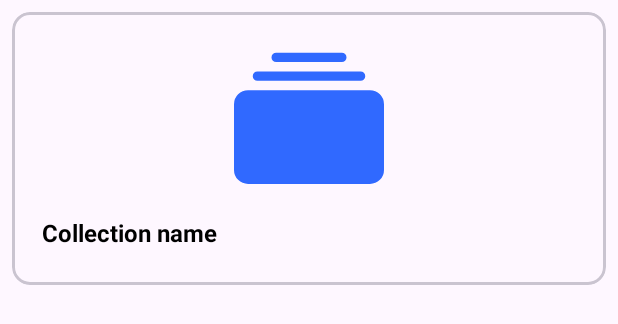
After one commit to python-college/nft-marketplace-mobile, an Android app: the layout item_collection.xml on its own in the app's theme, with its tools: preview values and no code run, on a phone screen of 412 x 824 dp. The commit adds this screen. Shown: the top 324 px of the screen. Run offline under Robolectric (Android 15) with nearby library versions, the phone set to English and light mode, and no system bars.

Commit message:
Added Collection RecyclerView

```diff
--- a/app/build.gradle.kts
+++ b/app/build.gradle.kts
@@ -37,6 +37,7 @@ android {
     }
     buildFeatures {
         viewBinding = true
+        dataBinding = true
     }
 }
 
--- a/app/src/main/AndroidManifest.xml
+++ b/app/src/main/AndroidManifest.xml
@@ -3,6 +3,7 @@
     xmlns:tools="http://schemas.android.com/tools">
 
     <uses-permission android:name="android.permission.INTERNET" />
+    <uses-permission android:name="android.permission.ACCESS_NETWORK_STATE"/>
 
     <application
         android:allowBackup="true"
--- a/app/src/main/java/ru/technosopher/nftmarketplaceapp/marketplace/data/util/Mapper.kt
+++ b/app/src/main/java/ru/technosopher/nftmarketplaceapp/marketplace/data/util/Mapper.kt
@@ -12,5 +12,6 @@ fun NftItemDto.toEntity() = NftEntity(
 fun NftCollectionDto.toEntity() = NftCollectionEntity(
     name = metadata.name,
     address = address,
-    description = metadata.description
+    description = metadata.description,
+    imageUrl = metadata.image
 )
--- a/app/src/main/java/ru/technosopher/nftmarketplaceapp/marketplace/domain/entities/NftCollectionEntity.kt
+++ b/app/src/main/java/ru/technosopher/nftmarketplaceapp/marketplace/domain/entities/NftCollectionEntity.kt
@@ -3,6 +3,6 @@ package ru.technosopher.nftmarketplaceapp.marketplace.domain.entities
 data class NftCollectionEntity(
     val name: String,
     val address: String,
-    val description: String
+    val description: String,
+    val imageUrl: String?
 )
-// TODO: Add image
--- /dev/null
+++ b/app/src/main/res/drawable/ic_collection.xml
@@ -0,0 +1,9 @@
+<vector xmlns:android="http://schemas.android.com/apk/res/android"
+    android:width="800dp"
+    android:height="800dp"
+    android:viewportWidth="16"
+    android:viewportHeight="16">
+  <path
+      android:pathData="M0,13a1.5,1.5 0,0 0,1.5 1.5h13A1.5,1.5 0,0 0,16 13L16,6a1.5,1.5 0,0 0,-1.5 -1.5h-13A1.5,1.5 0,0 0,0 6v7zM2,3a0.5,0.5 0,0 0,0.5 0.5h11a0.5,0.5 0,0 0,0 -1h-11A0.5,0.5 0,0 0,2 3zM4,1a0.5,0.5 0,0 0,0.5 0.5h7a0.5,0.5 0,0 0,0 -1h-7A0.5,0.5 0,0 0,4 1z"
+      android:fillColor="@color/primary"/>
+</vector>
--- /dev/null
+++ b/app/src/main/res/layout/item_collection.xml
@@ -0,0 +1,50 @@
+<?xml version="1.0" encoding="utf-8"?>
+<layout xmlns:android="http://schemas.android.com/apk/res/android"
+    xmlns:app="http://schemas.android.com/apk/res-auto"
+    xmlns:tools="http://schemas.android.com/tools">
+
+    <data>
+        <variable
+            name="collection"
+            type="ru.technosopher.nftmarketplaceapp.marketplace.domain.entities.NftCollectionEntity" />
+    </data>
+
+        <com.google.android.material.card.MaterialCardView
+            android:layout_width="match_parent"
+            android:layout_height="wrap_content"
+            android:layout_margin="8dp"
+            app:cardCornerRadius="12dp"
+            app:strokeWidth="2dp">
+
+            <LinearLayout
+                android:layout_width="match_parent"
+                android:layout_height="match_parent"
+                android:layout_marginVertical="16dp"
+                android:padding="8dp"
+                android:orientation="vertical" >
+                <!--  TODO: Add default image              -->
+                <com.google.android.material.imageview.ShapeableImageView
+                    android:id="@+id/iv_collection"
+                    android:layout_width="match_parent"
+                    android:layout_height="100dp"
+                    app:imageUrl="@{collection.imageUrl}"
+                    android:layout_marginHorizontal="4dp"
+                    tools:srcCompat="@drawable/ic_collection"/>
+
+                <TextView
+                    android:id="@+id/tv_name"
+                    android:layout_width="wrap_content"
+                    android:layout_height="wrap_content"
+                    android:layout_marginHorizontal="12dp"
+                    android:layout_marginTop="12dp"
+                    android:textColor="@color/black"
+                    android:textSize="16sp"
+                    android:textStyle="bold"
+                    android:text="@{collection.name}"
+                    tools:text="Collection name"/>
+
+            </LinearLayout>
+
+        </com.google.android.material.card.MaterialCardView>
+
+</layout>
--- a/app/src/main/res/values/colors.xml
+++ b/app/src/main/res/values/colors.xml
@@ -2,4 +2,5 @@
 <resources>
     <color name="black">#FF000000</color>
     <color name="white">#FFFFFFFF</color>
+    <color name="primary">#3069FF</color>
 </resources>
```
Also changed, not shown: app/src/main/java/ru/technosopher/nftmarketplaceapp/marketplace/data/repository/MarketplaceRepositoryImpl.kt (+7 -5 lines), app/src/main/java/ru/technosopher/nftmarketplaceapp/marketplace/ui/adapter/NftAdapter.kt (added, +55 -0 lines), app/src/main/java/ru/technosopher/nftmarketplaceapp/marketplace/ui/fragment/MarketplaceFragment.kt (+20 -11 lines), app/src/main/java/ru/technosopher/nftmarketplaceapp/marketplace/ui/util/MarketplaceBindingUtils.kt (added, +12 -0 lines), app/src/main/res/layout/fragment_marketplace.xml (+34 -20 lines).
